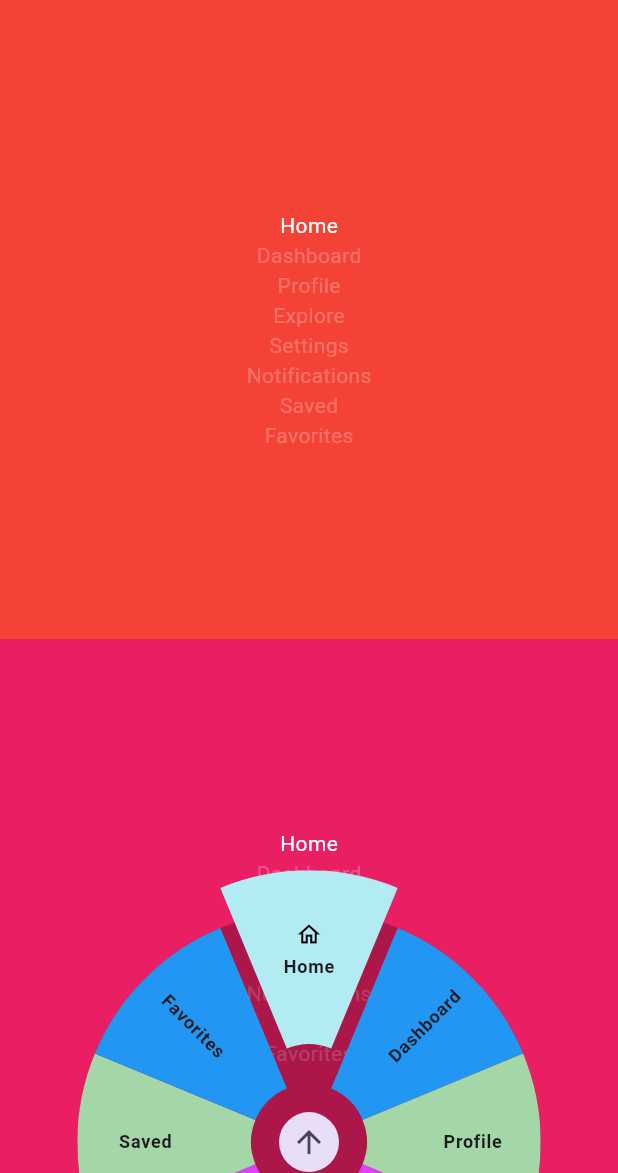
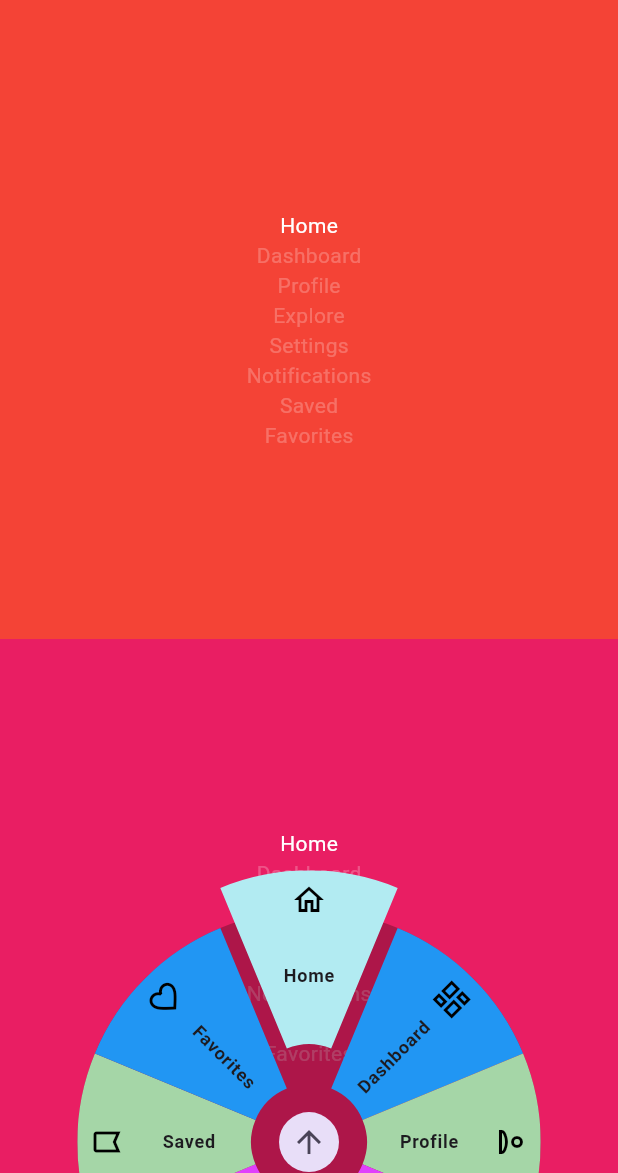
Before and after one commit to sfatihy/circle_bnb, a Flutter app: the screen it shows after launch, on a phone screen of 412 x 824 dp, the part 63-1236 px from its top. Run offline on Flutter 3.47's test engine with Material 3 defaults, Android fonts, the phone set to English and light mode, and no system bars.

Commit message:
Feat: Add item-level and global customization for icons and text
This commit introduces significant customization options for navigation items.

- **Item-specific styling**: `CircleBNBItem` now accepts `textStyle` and `iconColor` for individual item styling.
- **Global styling**: New properties have been added to `CircleBNB` for global control over selected/unselected states:
    - `selectedIconColor` / `unselectedIconColor`
    - `selectedTextStyle` / `unselectedTextStyle`
- **Visibility control**: Added boolean flags to show or hide icons and text for both selected and unselected states (`showIconWhenSelected`, `showTextWhenSelected`, etc.).
- **UI adjustments**: Refined padding and sizing in `CircularNavigationWidget` to better accommodate the new customization options.

```diff
--- a/lib/models/circle_bnb_item_model.dart
+++ b/lib/models/circle_bnb_item_model.dart
@@ -3,9 +3,13 @@ import 'package:flutter/material.dart';
 class CircleBNBItem {
   final String title;
   final IconData icon;
+  final TextStyle? textStyle;
+  final Color? iconColor;
 
   CircleBNBItem({
     required this.title,
-    required this.icon
+    required this.icon,
+    this.textStyle,
+    this.iconColor,
   });
 }
--- a/lib/widget/circle_bnb_widget.dart
+++ b/lib/widget/circle_bnb_widget.dart
@@ -19,6 +19,14 @@ class CircleBNB extends StatefulWidget {
   final Function (int index) onChangeIndex;
   final NavigationStyle navigationStyle;
   final int? linearItemCount;
+  final bool showIconWhenSelected;
+  final bool showIconWhenUnselected;
+  final bool showTextWhenSelected;
+  final bool showTextWhenUnselected;
+  final Color? selectedIconColor;
+  final TextStyle? selectedTextStyle;
+  final Color? unselectedIconColor;
+  final TextStyle? unselectedTextStyle;
 
   const CircleBNB({
     super.key,
@@ -28,11 +36,21 @@ class CircleBNB extends StatefulWidget {
     required this.items,
     required this.onChangeIndex,
     this.navigationStyle = NavigationStyle.linear,
-    this.linearItemCount = 3
+    this.linearItemCount = 3,
+    this.showIconWhenSelected = true,
+    this.showIconWhenUnselected = true,
+    this.showTextWhenSelected = true,
+    this.showTextWhenUnselected = true,
+    this.selectedIconColor,
+    this.selectedTextStyle,
+    this.unselectedIconColor,
+    this.unselectedTextStyle,
   }) : assert(items.length >= 3, 'items must contain more than 3 elements.'),
        assert(colorList == null || colorList.length == 4, 'colorList must be null or have more than 4 elements.'),
        assert(linearItemCount == null || (linearItemCount % 2 == 1 && linearItemCount <= 5 && linearItemCount <= items.length), 'linearItemCount must be an odd number, no more than 5 and not greater than the number of items.'),
-       assert(linearItemCount == null || !(navigationStyle == NavigationStyle.linear && linearItemCount > items.length), 'linearItemCount cannot be greater than the number of items when using linear navigation style.');
+       assert(linearItemCount == null || !(navigationStyle == NavigationStyle.linear && linearItemCount > items.length), 'linearItemCount cannot be greater than the number of items when using linear navigation style.'),
+       assert(showIconWhenSelected || showTextWhenSelected, 'showIconWhenSelected and showTextWhenSelected cannot both be false.'),
+       assert(showIconWhenUnselected || showTextWhenUnselected, 'showIconWhenUnselected and showTextWhenUnselected cannot both be false.');
 
   @override
   State<CircleBNB> createState() => _CircleBNBState();
--- a/lib/widget/circular_navigation_widget.dart
+++ b/lib/widget/circular_navigation_widget.dart
@@ -159,24 +159,23 @@ class _CircleItem extends StatelessWidget {
                         decoration: BoxDecoration(
                           color: _getItemColor(topIndex, index, controller.widget.items.length, controller.colorList),
                         ),
-                        child: Align(
-                          alignment: const Alignment(0, -0.75),
+                        child: Padding(
+                          padding: EdgeInsets.symmetric(
+                            vertical: ((isTop && controller.widget.showTextWhenSelected) || (!isTop && controller.widget.showTextWhenUnselected)) ? 8.0 : 32.0
+                          ),
                           child: Column(
                             mainAxisSize: MainAxisSize.min,
-                            spacing: isTop ? 4 : 0,
                             children: [
-                              if (isTop)
-                                Column(
-                                  mainAxisSize: MainAxisSize.min,
-                                  children: [
+                              if ((isTop && controller.widget.showIconWhenSelected) || (!isTop && controller.widget.showIconWhenUnselected))
                                 Icon(
                                   controller.widget.items[index].icon,
-                                      size: 18,
-                                      color: Colors.black,
+                                  size: 24,
+                                  color: controller.widget.items[index].iconColor ?? (isTop ? controller.widget.selectedIconColor : controller.widget.unselectedIconColor) ?? Colors.black,
                                 ),
-                                  ],
-                                ),
-                              TweenAnimationBuilder<double>(
+                              if ((isTop && controller.widget.showTextWhenSelected) || (!isTop && controller.widget.showTextWhenUnselected))
+                                Padding(
+                                  padding: EdgeInsets.only(top: isTop ? 4.0 : (controller.widget.showIconWhenUnselected ? 8.0 : 0.0)),
+                                  child: TweenAnimationBuilder<double>(
                                     tween: Tween<double>(end: quarterTurns * pi / 2),
                                     duration: const Duration(milliseconds: 300),
                                     curve: Curves.easeInOut,
@@ -187,17 +186,19 @@ class _CircleItem extends StatelessWidget {
                                       );
                                     },
                                     child: SizedBox(
-                                  width: controller.widget.size.width * (index == topIndex ? 0.2 : 0.275),
+                                      width: controller.widget.size.width * 0.275 - (isTop ? 24 : 16),
+                                      height: controller.widget.size.width * 0.275 - 16,
                                       child: FittedBox(
                                         fit: BoxFit.scaleDown,
                                         child: Text(
                                           controller.widget.items[index].title,
-                                      style: Theme.of(context).textTheme.bodyLarge?.copyWith(
+                                          style: controller.widget.items[index].textStyle ?? (isTop ? controller.widget.selectedTextStyle : controller.widget.unselectedTextStyle) ?? Theme.of(context).textTheme.bodyLarge?.copyWith(
                                             fontSize: 12,
                                             fontWeight: FontWeight.w600,
                                           ),
                                           maxLines: 1,
                                           textAlign: TextAlign.center,
+                                        ),
                                       ),
                                     ),
                                   ),
--- a/lib/widget/linear_navigation_widget.dart
+++ b/lib/widget/linear_navigation_widget.dart
@@ -17,12 +17,17 @@ class LinearNavigationWidget extends StatelessWidget {
           items: List.generate(controller.widget.linearItemCount!, (index) {
             int itemIndex = (topIndex + index - (controller.widget.linearItemCount! - 1) ~/ 2) % controller.widget.items.length;
             return BottomNavigationBarItem(
-              label: controller.widget.items[itemIndex].title,
-              icon: Icon(
-                itemIndex == topIndex
-                  ? Icons.arrow_upward
-                  : controller.widget.items[itemIndex].icon,
-              ),
+              label: ((itemIndex == topIndex && controller.widget.showTextWhenSelected) || (itemIndex != topIndex && controller.widget.showTextWhenUnselected))
+                ? controller.widget.items[itemIndex].title
+                : '',
+              icon: ((itemIndex == topIndex && controller.widget.showIconWhenSelected) || (itemIndex != topIndex && controller.widget.showIconWhenUnselected))
+                ? Icon(
+                    itemIndex == topIndex
+                      ? Icons.arrow_upward
+                      : controller.widget.items[itemIndex].icon,
+                    size: (itemIndex != topIndex && !controller.widget.showTextWhenUnselected) ? 30.0 : null,
+                  )
+                : const SizedBox.shrink(),
             );
           }),
           onTap: (value) {
```
Lines whose indentation alone changed are shown as unchanged.
